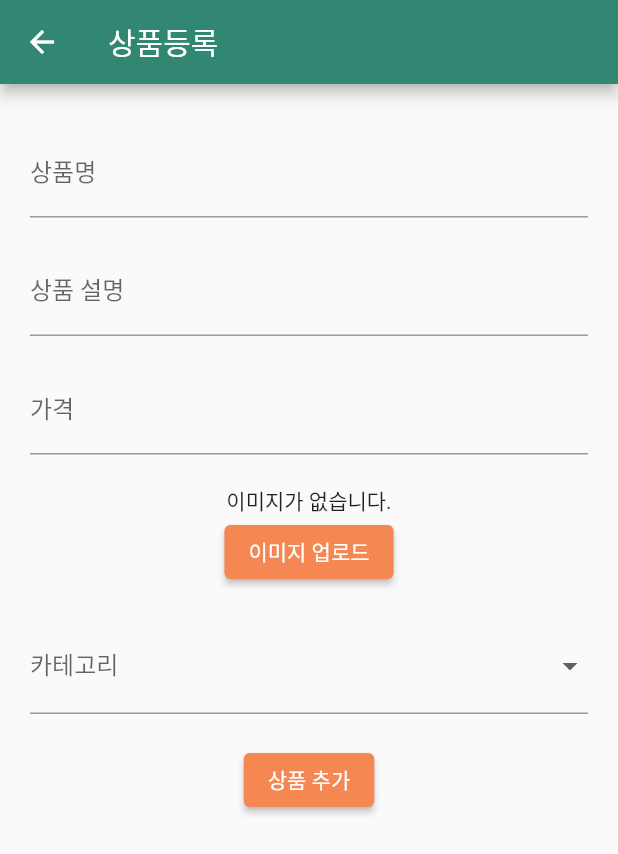
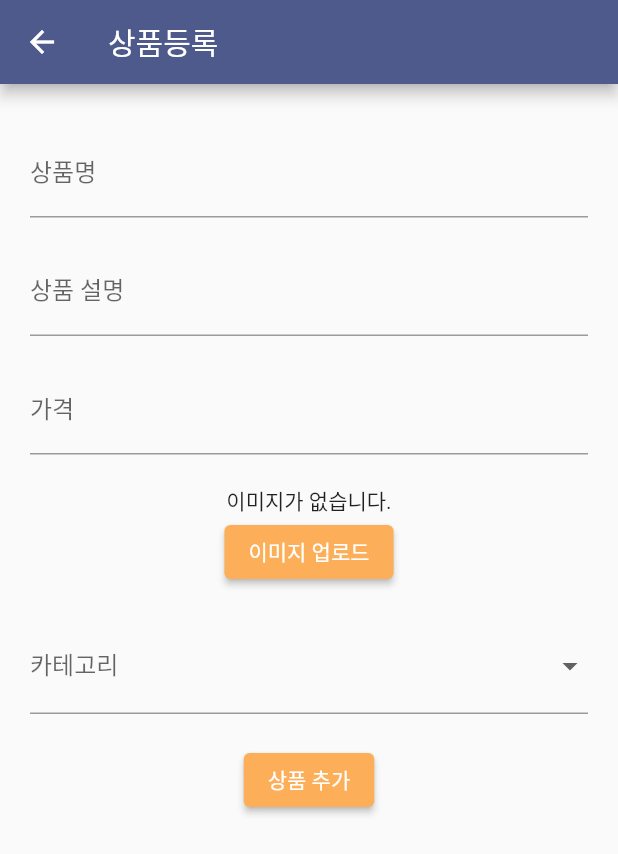
Before and after one commit to dkth1122/Flutter_Project, a Flutter app: the Product screen opened directly, after a tap on the "add" icon, on a phone screen of 412 x 824 dp. Shown: the top 854 px of the screen. Run offline on Flutter 3.47's test engine with Material 2 defaults, Android fonts, the phone set to English and light mode, and no system bars; our stand-ins replace carousel_slider, cloud_firestore, firebase_auth, firebase_core, firebase_storage, fl_chart and 3 more; accounts and stored records are empty.

```diff
--- a/lib/product/product.dart
+++ b/lib/product/product.dart
@@ -18,6 +18,7 @@ class Product extends StatefulWidget {
 }
 
 class _ProductState extends State<Product> {
+  int selectedCategoryIndex = -1;
   late Stream<QuerySnapshot>? productStream = null;
   List<String> categories = [
     'UX기획',
@@ -57,7 +58,7 @@ class _ProductState extends State<Product> {
     return Scaffold(
       appBar: AppBar(
         title: const Text("상품페이지"),
-        backgroundColor: Color(0xff328772),
+        backgroundColor: Color(0xFF4E598C),
         leading: IconButton(
           icon: const Icon(Icons.arrow_back),
           onPressed: () {
@@ -82,23 +83,42 @@ class _ProductState extends State<Product> {
         children: [
           Container(
             padding: const EdgeInsets.all(10),
+            child: Container(
               child: Row(
-              children: categories.map((String category) {
+                children: List.generate(categories.length, (index) {
                   return Expanded(
                     child: ElevatedButton(
                       onPressed: () {
                         setState(() {
-                        selectedCategory = category;
+                          if (selectedCategoryIndex == index) {
+                            selectedCategory = '전체'; // 카테고리 선택 해제
+                            selectedCategoryIndex = -1; // 선택된 카테고리 인덱스 초기화
+                          } else {
+                            selectedCategory = categories[index]; // 선택한 카테고리로 업데이트
+                            selectedCategoryIndex = index; // 선택한 카테고리 인덱스로 업데이트
+                          }
                         });
                       },
                       style: ElevatedButton.styleFrom(
-                      primary: selectedCategory == category ? Color(0xfff48752) : Color(0xff328772),
-                      minimumSize: Size(double.infinity, 90), // 버튼의 크기를 조정하려면 여기서 높이 값을 조정해주세요
+                        primary: selectedCategoryIndex == index ? Color(0xFFFCAF58) : Color(0xFF4E598C),
+                        minimumSize: Size(double.infinity, 90),
                       ),
-                    child: Text(category),
+                      child: Text(categories[index]),
                     ),
                   );
-              }).toList(),
+                }),
+              ),
+            ),
+
+          ),
+          Container(
+            height: 100, // 광고 영역의 높이를 150으로 고정
+            color: Colors.black, // 광고 영역의 배경색 설정
+            alignment: Alignment.center, // 광고 내용을 가운데로 정렬
+            child: Text(
+              '여기에 광고를 한다면 매출이 얼마나 오를까 \n 02-000-0000',
+              style: TextStyle(fontSize: 18, color: Colors.white),
+              textAlign: TextAlign.center,
             ),
           ),
           Container(
@@ -184,19 +204,16 @@ class _ProductState extends State<Product> {
                         child: Container(
                           width: 150,
                           height: 100,
-                          padding: const EdgeInsets.all(10),
                           decoration: BoxDecoration(
-                            border: Border.all(color: Colors.black, width: 1.0),
+                            border: Border.all(color: Colors.grey, width: 1.0),
                           ),
                           child: Stack(
                             children: [
-                              Container(
+                              Image.network(
+                                imageUrl,
                                 width: double.infinity,
                                 height: double.infinity,
-                                child: Image.network(
-                                  imageUrl,
-                                  fit: BoxFit.cover, // 이미지가 위에 딱 붙도록 설정
-                                ),
+                                fit: BoxFit.cover
                               ),
                               Positioned(
                                 bottom: 0, // 박스의 아래에 위치하도록 수정
@@ -243,7 +260,7 @@ class _ProductState extends State<Product> {
                                         '$formattedPrice 원',
                                         style: const TextStyle(
                                           color: Colors.white,
-                                          fontSize:10,
+                                          fontSize: 10,
                                         ),
                                       ),
                                     ),
@@ -254,6 +271,7 @@ class _ProductState extends State<Product> {
                           ),
                         ),
                       );
+
                     },
                   );
                 },
--- a/lib/product/productAdd.dart
+++ b/lib/product/productAdd.dart
@@ -155,7 +155,7 @@ class _HomeScreenState extends State<HomeScreen> {
           "상품등록",
           style: TextStyle(color: Colors.white),
         ),
-        backgroundColor: Color(0xff328772),
+        backgroundColor: Color(0xFF4E598C),
       ),
       body: SingleChildScrollView(
         child: Padding(
@@ -195,7 +195,7 @@ class _HomeScreenState extends State<HomeScreen> {
                       onPressed: uploadImage,
                       child: Text('이미지 업로드'),
                       style: ElevatedButton.styleFrom(
-                        primary: Color(0xfff48752),
+                        primary: Color(0xFFFCAF58),
                       ),
                     ),
                   ],
@@ -223,7 +223,7 @@ class _HomeScreenState extends State<HomeScreen> {
                   onPressed: _addProduct,
                   child: Text("상품 추가"),
                   style: ElevatedButton.styleFrom(
-                    primary: Color(0xfff48752),
+                    primary: Color(0xFFFCAF58),
                   ),
                 ),
               ),
--- a/lib/product/productPayment.dart
+++ b/lib/product/productPayment.dart
@@ -64,7 +64,7 @@ class _ProductPaymentState extends State<ProductPayment> {
     return Scaffold(
       appBar: AppBar(
         title: const Text('결제 페이지'),
-        backgroundColor: Color(0xff328772),
+        backgroundColor: Color(0xFF4E598C),
       ),
       body: Center(
     child: user == "없음" || user == null
@@ -84,7 +84,7 @@ class _ProductPaymentState extends State<ProductPayment> {
           },
           child: const Text('로그인 하러 가기'),
           style: ElevatedButton.styleFrom(
-            primary: Color(0xfff48752),
+            primary: Color(0xFFFCAF58),
           ),
         ),
       ],
@@ -245,7 +245,7 @@ class _ProductPaymentState extends State<ProductPayment> {
               style: TextStyle(color: Colors.white),
             ),
             style: ElevatedButton.styleFrom(
-              primary: Color(0xfff48752),
+              primary: Color(0xFFFCAF58),
             ),
           ),
         ),
```
Lines whose indentation alone changed are shown as unchanged.
